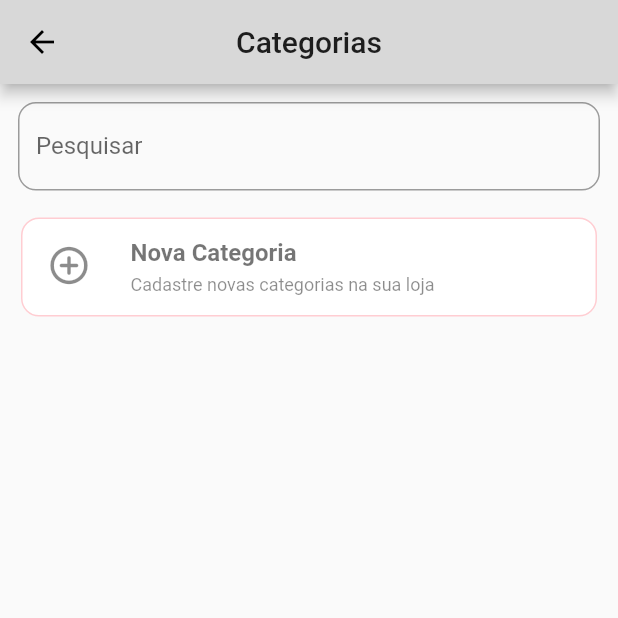
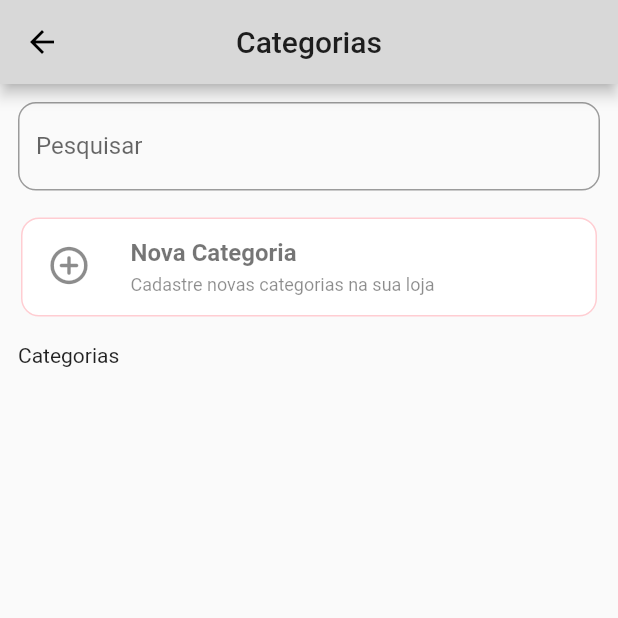
Before and after one commit to lismaroliveira1/bahia_delivery_cross_platform_app, a Flutter app: the CategoryStoreScreen screen opened directly, on a phone screen of 412 x 824 dp, the top half of it. Run offline on Flutter 3.47's test engine with Material 2 defaults, Android fonts, the phone set to English and light mode, and no system bars; our stand-ins replace brasil_fields, cloud_firestore, cloud_functions, curved_navigation_bar, dio, firebase_auth and 13 more; missing offline and left inert: bloc_pattern, cpfcnpj, credit_card_number_validator, credit_card_type_detector, flutter_facebook_login, google_place; accounts and stored records are empty.

```diff
--- a/lib/tabs/store_categore_tab.dart
+++ b/lib/tabs/store_categore_tab.dart
@@ -44,6 +44,26 @@ class _CategoryStoreTabState extends State<CategoryStoreTab> {
                 description: "Cadastre novas categorias na sua loja",
                 onPressed: _onNewCategoryPressed,
               ),
+              Padding(
+                padding: const EdgeInsets.all(12.0),
+                child: Row(
+                  children: [
+                    Text("Categorias"),
+                  ],
+                ),
+              ),
+              ScopedModelDescendant<UserModel>(
+                  builder: (context, child, model) {
+                if (model.isLoading) {
+                  return Center(
+                    child: CircularProgressIndicator(),
+                  );
+                } else {
+                  return Container(
+                    height: 0,
+                  );
+                }
+              })
             ],
           );
         }
```
Also changed, not shown: lib/models/user_model.dart (+10 -0 lines).
